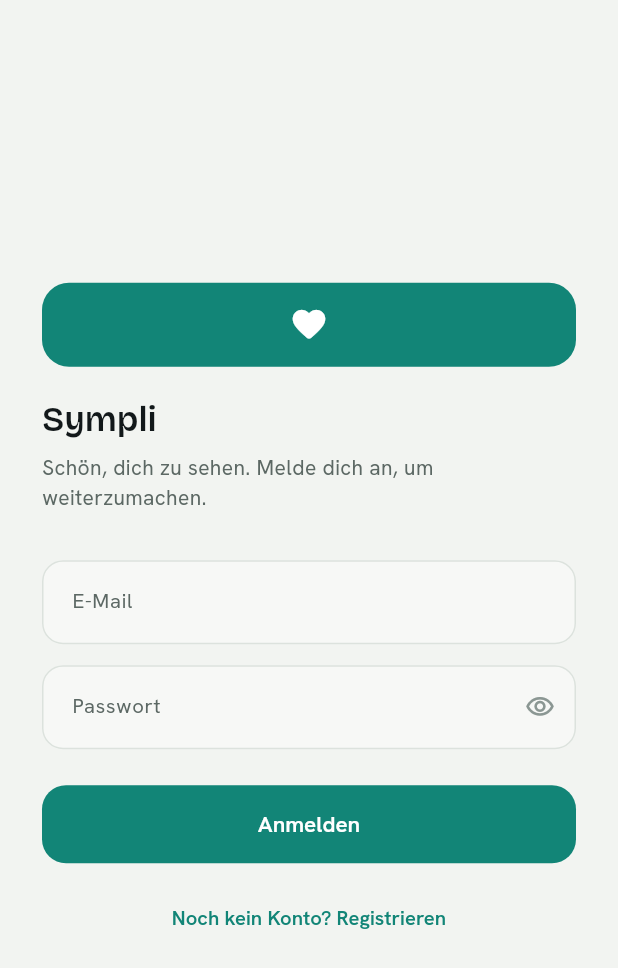
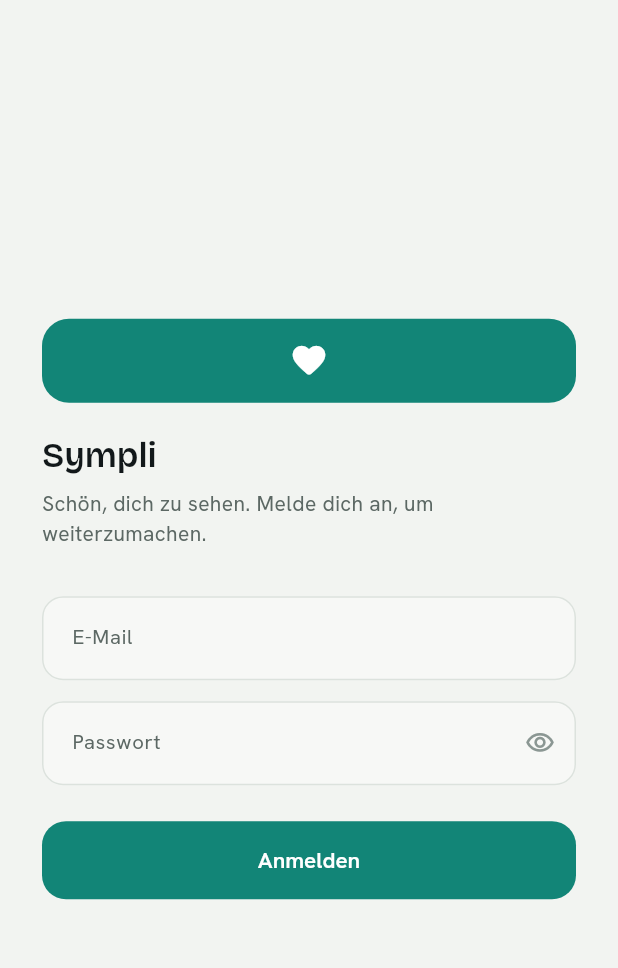
Before and after one commit to adtreclove/sympli, a Flutter app: the screen it shows after launch, on a phone screen of 412 x 824 dp. Shown: the top 968 px of the screen. Run offline on Flutter 3.47's test engine with Material 3 defaults, Android fonts, the phone set to English and light mode, and no system bars; our stand-ins replace flutter_riverpod, go_router, google_fonts, shimmer, supabase_flutter; accounts and stored records are empty.

Commit message:
currently disabled register button for testing purposes

```diff
--- a/sympli/lib/screens/login_screen.dart
+++ b/sympli/lib/screens/login_screen.dart
@@ -205,19 +205,19 @@ class _LoginScreenState extends State<LoginScreen> {
 
                   const SizedBox(height: 12),
 
-                  TextButton(
-                    onPressed: _isLoading
-                        ? null
-                        : () => setState(() {
-                            _isRegisterMode = !_isRegisterMode;
-                            _errorMessage = null;
-                          }),
-                    child: Text(
-                      _isRegisterMode
-                          ? 'Schon ein Konto? Anmelden'
-                          : 'Noch kein Konto? Registrieren',
-                    ),
-                  ),
+                  // TextButton(
+                  //   onPressed: _isLoading
+                  //       ? null
+                  //       : () => setState(() {
+                  //           _isRegisterMode = !_isRegisterMode;
+                  //           _errorMessage = null;
+                  //         }),
+                  //   child: Text(
+                  //     _isRegisterMode
+                  //         ? 'Schon ein Konto? Anmelden'
+                  //         : 'Noch kein Konto? Registrieren',
+                  //   ),
+                  // ),
                   const SizedBox(height: 24),
                 ],
               ),
```
